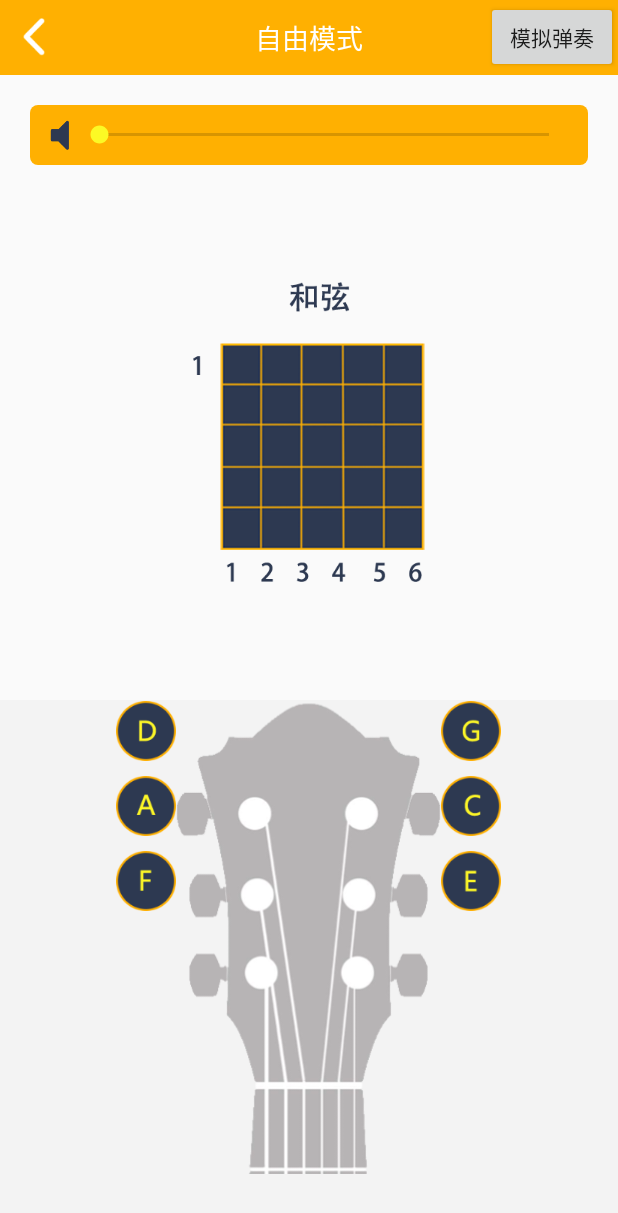
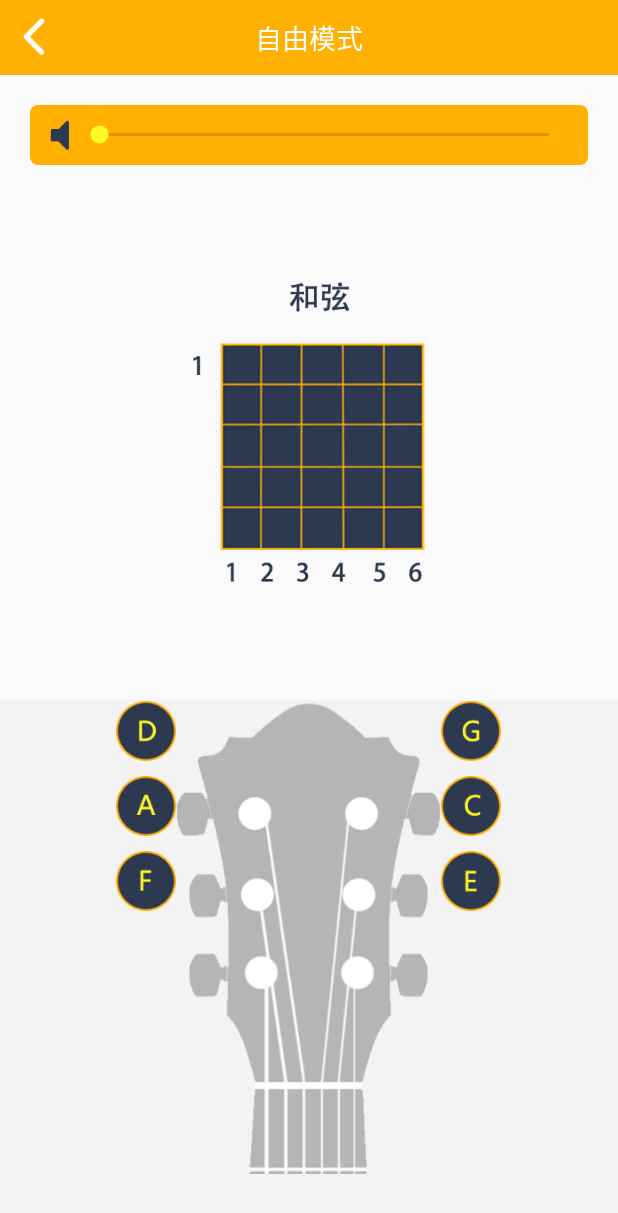
Before and after one commit to jqktiankong/GuitarAssistant, an Android app: the FreeActivity screen opened directly, with no data from a screen before it, on a phone screen of 412 x 824 dp. Shown: the top 1213 px of the screen. Run offline under Robolectric (Android 15) with nearby library versions, the light colour scheme and no system bars; our stand-ins replace EventBus.

Commit message:
去掉虚拟弹奏键

```diff
--- a/app/src/main/java/com/example/jqk/guitarassistant/free/FreeActivity.java
+++ b/app/src/main/java/com/example/jqk/guitarassistant/free/FreeActivity.java
@@ -49,7 +49,6 @@ public class FreeActivity extends AppCompatActivity implements View.OnClickListe
     private LinearLayout imgParentView;
     private Button imgd, imga, imgf, imgg, imgc, imge;
     private TextView title;
-    private Button play;
     private SeekBar seekBar;
     // 调节音量
     private AudioManager mAudioManager;
@@ -231,7 +230,6 @@ public class FreeActivity extends AppCompatActivity implements View.OnClickListe
         guitarImg = findViewById(R.id.guitarImg);
         guitarParentView = findViewById(R.id.guitarParentView);
         imgParentView = findViewById(R.id.imgParentView);
-        play = findViewById(R.id.play);
         seekBar = findViewById(R.id.seekBar);
         back = findViewById(R.id.back);
 
@@ -251,7 +249,6 @@ public class FreeActivity extends AppCompatActivity implements View.OnClickListe
         imgc.setOnTouchListener(this);
         imge.setOnTouchListener(this);
 
-        play.setOnClickListener(this);
         back.setOnClickListener(this);
 
         mAudioManager = (AudioManager) getSystemService(Context.AUDIO_SERVICE);
@@ -468,9 +465,6 @@ public class FreeActivity extends AppCompatActivity implements View.OnClickListe
     @Override
     public void onClick(View v) {
         switch (v.getId()) {
-            case R.id.play:
-                play();
-                break;
             case R.id.back:
                 finish();
                 break;
--- a/app/src/main/java/com/example/jqk/guitarassistant/lyric/LyricActivity.java
+++ b/app/src/main/java/com/example/jqk/guitarassistant/lyric/LyricActivity.java
@@ -43,7 +43,6 @@ public class LyricActivity extends AppCompatActivity implements View.OnClickList
 
     private TextView title;
     private LyricsView lyricsView;
-    private Button play;
     private SeekBar seekBar;
     private ImageView left, right, reset, back;
 
@@ -196,7 +195,6 @@ public class LyricActivity extends AppCompatActivity implements View.OnClickList
 
         init();
 
-        play.setOnClickListener(this);
         left.setOnClickListener(this);
         reset.setOnClickListener(this);
         right.setOnClickListener(this);
@@ -256,7 +254,6 @@ public class LyricActivity extends AppCompatActivity implements View.OnClickList
     public void init() {
         lyricsView = findViewById(R.id.lyricsView);
         title = findViewById(R.id.title);
-        play = findViewById(R.id.play);
         seekBar = findViewById(R.id.seekBar);
         left = findViewById(R.id.left);
         right = findViewById(R.id.right);
@@ -355,9 +352,6 @@ public class LyricActivity extends AppCompatActivity implements View.OnClickList
     @Override
     public void onClick(View v) {
         switch (v.getId()) {
-            case R.id.play:
-                lyricsView.play();
-                break;
             case R.id.left:
                 left();
                 break;
--- a/app/src/main/res/layout/activity_free.xml
+++ b/app/src/main/res/layout/activity_free.xml
@@ -24,14 +24,6 @@
             android:layout_centerInParent="true"
             android:textColor="@color/white"
             android:textSize="18sp" />
-
-        <Button
-            android:id="@+id/play"
-            android:layout_width="wrap_content"
-            android:layout_height="wrap_content"
-            android:layout_alignParentRight="true"
-            android:layout_centerVertical="true"
-            android:text="模拟弹奏" />
 
     </RelativeLayout>
 
```
Also changed, not shown: app/src/main/res/layout/activity_lyric.xml (+0 -8 lines).
